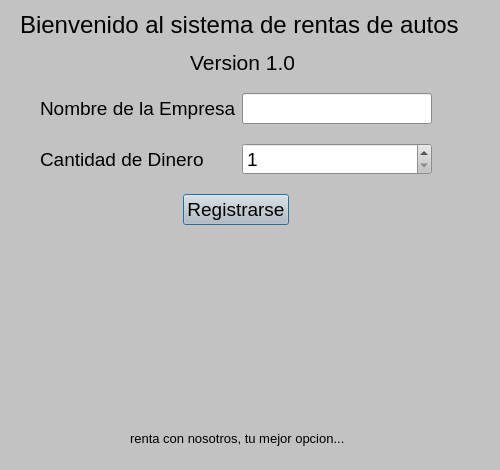
Above: bienvenida.ui from hemslyhd/proyectoRentaAutos before the change. Below: the same form after it.
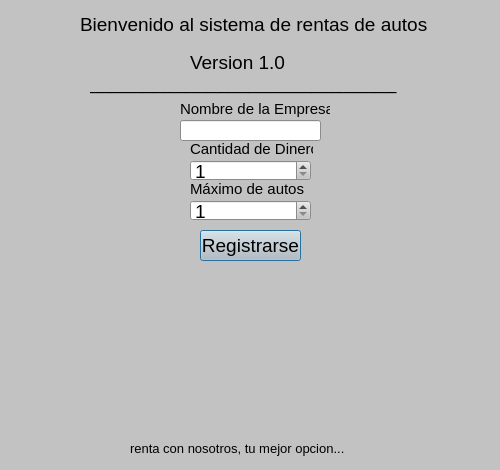
That is the form after the change. Icons and pictures are not drawn.

Commit message: se le hicieron cambios a la base de datos agregando el numero  maximo de autos

The edit to the form file:
```diff
--- a/bienvenida.ui
+++ b/bienvenida.ui
@@ -449,7 +449,7 @@
    <property name="geometry">
     <rect>
      <x>130</x>
-     <y>240</y>
+     <y>250</y>
      <width>231</width>
      <height>211</height>
     </rect>
@@ -467,7 +467,7 @@
   <widget class="QLabel" name="label">
    <property name="geometry">
     <rect>
-     <x>20</x>
+     <x>80</x>
      <y>10</y>
      <width>446</width>
      <height>29</height>
@@ -475,7 +475,7 @@
    </property>
    <property name="font">
     <font>
-     <pointsize>18</pointsize>
+     <pointsize>14</pointsize>
     </font>
    </property>
    <property name="text">
@@ -493,104 +493,18 @@
    </property>
    <property name="font">
     <font>
-     <pointsize>16</pointsize>
+     <pointsize>14</pointsize>
     </font>
    </property>
    <property name="text">
     <string>Version 1.0</string>
    </property>
   </widget>
-  <widget class="QWidget" name="layoutWidget">
-   <property name="geometry">
-    <rect>
-     <x>40</x>
-     <y>80</y>
-     <width>392</width>
-     <height>161</height>
-    </rect>
-   </property>
-   <layout class="QGridLayout" name="gridLayout">
-    <item row="1" column="1">
-     <widget class="QSpinBox" name="spinBoxCantDinero">
-      <property name="minimum">
-       <number>1</number>
-      </property>
-      <property name="maximum">
-       <number>1000000001</number>
-      </property>
-     </widget>
-    </item>
-    <item row="1" column="0">
-     <widget class="QLabel" name="label_4">
-      <property name="text">
-       <string>Cantidad de Dinero</string>
-      </property>
-     </widget>
-    </item>
-    <item row="0" column="0">
-     <widget class="QLabel" name="label_5">
-      <property name="text">
-       <string>Nombre de la Empresa</string>
-      </property>
-     </widget>
-    </item>
-    <item row="0" column="1">
-     <widget class="QLineEdit" name="lineEditNombreEmpresa"/>
-    </item>
-    <item row="2" column="0" colspan="2">
-     <layout class="QVBoxLayout" name="verticalLayout">
-      <item>
-       <layout class="QHBoxLayout" name="horizontalLayout">
-        <item>
-         <spacer name="horizontalSpacer">
-          <property name="orientation">
-           <enum>Qt::Horizontal</enum>
-          </property>
-          <property name="sizeHint" stdset="0">
-           <size>
-            <width>40</width>
-            <height>20</height>
-           </size>
-          </property>
-         </spacer>
-        </item>
-        <item>
-         <widget class="QPushButton" name="pushButtonEntrar">
-          <property name="cursor">
-           <cursorShape>PointingHandCursor</cursorShape>
-          </property>
-          <property name="focusPolicy">
-           <enum>Qt::StrongFocus</enum>
-          </property>
-          <property name="text">
-           <string>Registrarse</string>
-          </property>
-         </widget>
-        </item>
-        <item>
-         <spacer name="horizontalSpacer_2">
-          <property name="orientation">
-           <enum>Qt::Horizontal</enum>
-          </property>
-          <property name="sizeHint" stdset="0">
-           <size>
-            <width>40</width>
-            <height>20</height>
-           </size>
-          </property>
-         </spacer>
-        </item>
-       </layout>
-      </item>
-     </layout>
-    </item>
-   </layout>
-  </widget>
   <widget class="QLabel" name="label_7">
    <property name="geometry">
     <rect>
      <x>130</x>
-     <y>430</y>
+     <y>440</y>
      <width>321</width>
      <height>16</height>
     </rect>
@@ -604,6 +518,139 @@
     <string>renta con nosotros, tu mejor opcion...</string>
    </property>
   </widget>
+  <widget class="QLabel" name="label_3">
+   <property name="geometry">
+    <rect>
+     <x>90</x>
+     <y>70</y>
+     <width>391</width>
+     <height>25</height>
+    </rect>
+   </property>
+   <property name="font">
+    <font>
+     <pointsize>14</pointsize>
+    </font>
+   </property>
+   <property name="text">
+    <string>_____________________________</string>
+   </property>
+  </widget>
+  <widget class="QLabel" name="label_4">
+   <property name="geometry">
+    <rect>
+     <x>190</x>
+     <y>140</y>
+     <width>123</width>
+     <height>18</height>
+    </rect>
+   </property>
+   <property name="font">
+    <font>
+     <pointsize>11</pointsize>
+    </font>
+   </property>
+   <property name="text">
+    <string>Cantidad de Dinero</string>
+   </property>
+  </widget>
+  <widget class="QSpinBox" name="spinBoxCantDinero">
+   <property name="geometry">
+    <rect>
+     <x>190</x>
+     <y>160</y>
+     <width>121</width>
+     <height>21</height>
+    </rect>
+   </property>
+   <property name="minimum">
+    <number>1</number>
+   </property>
+   <property name="maximum">
+    <number>1000000001</number>
+   </property>
+  </widget>
+  <widget class="QLabel" name="label_5">
+   <property name="geometry">
+    <rect>
+     <x>180</x>
+     <y>100</y>
+     <width>150</width>
+     <height>18</height>
+    </rect>
+   </property>
+   <property name="font">
+    <font>
+     <pointsize>11</pointsize>
+    </font>
+   </property>
+   <property name="text">
+    <string>Nombre de la Empresa</string>
+   </property>
+  </widget>
+  <widget class="QLineEdit" name="lineEditNombreEmpresa">
+   <property name="geometry">
+    <rect>
+     <x>180</x>
+     <y>120</y>
+     <width>141</width>
+     <height>21</height>
+    </rect>
+   </property>
+  </widget>
+  <widget class="QPushButton" name="pushButtonEntrar">
+   <property name="geometry">
+    <rect>
+     <x>200</x>
+     <y>230</y>
+     <width>101</width>
+     <height>31</height>
+    </rect>
+   </property>
+   <property name="cursor">
+    <cursorShape>PointingHandCursor</cursorShape>
+   </property>
+   <property name="focusPolicy">
+    <enum>Qt::StrongFocus</enum>
+   </property>
+   <property name="text">
+    <string>Registrarse</string>
+   </property>
+  </widget>
+  <widget class="QLabel" name="label_8">
+   <property name="geometry">
+    <rect>
+     <x>190</x>
+     <y>180</y>
+     <width>175</width>
+     <height>18</height>
+    </rect>
+   </property>
+   <property name="font">
+    <font>
+     <pointsize>11</pointsize>
+    </font>
+   </property>
+   <property name="text">
+    <string>Máximo de autos</string>
+   </property>
+  </widget>
+  <widget class="QSpinBox" name="spinBoxCantAutos">
+   <property name="geometry">
+    <rect>
+     <x>190</x>
+     <y>200</y>
+     <width>121</width>
+     <height>21</height>
+    </rect>
+   </property>
+   <property name="minimum">
+    <number>1</number>
+   </property>
+   <property name="maximum">
+    <number>1000000001</number>
+   </property>
+  </widget>
  </widget>
  <resources>
   <include location="imagen.qrc"/>
```
Left out of the diff: 2 changed lines with no effect on the pictures. The commit also changes 17 other files.
